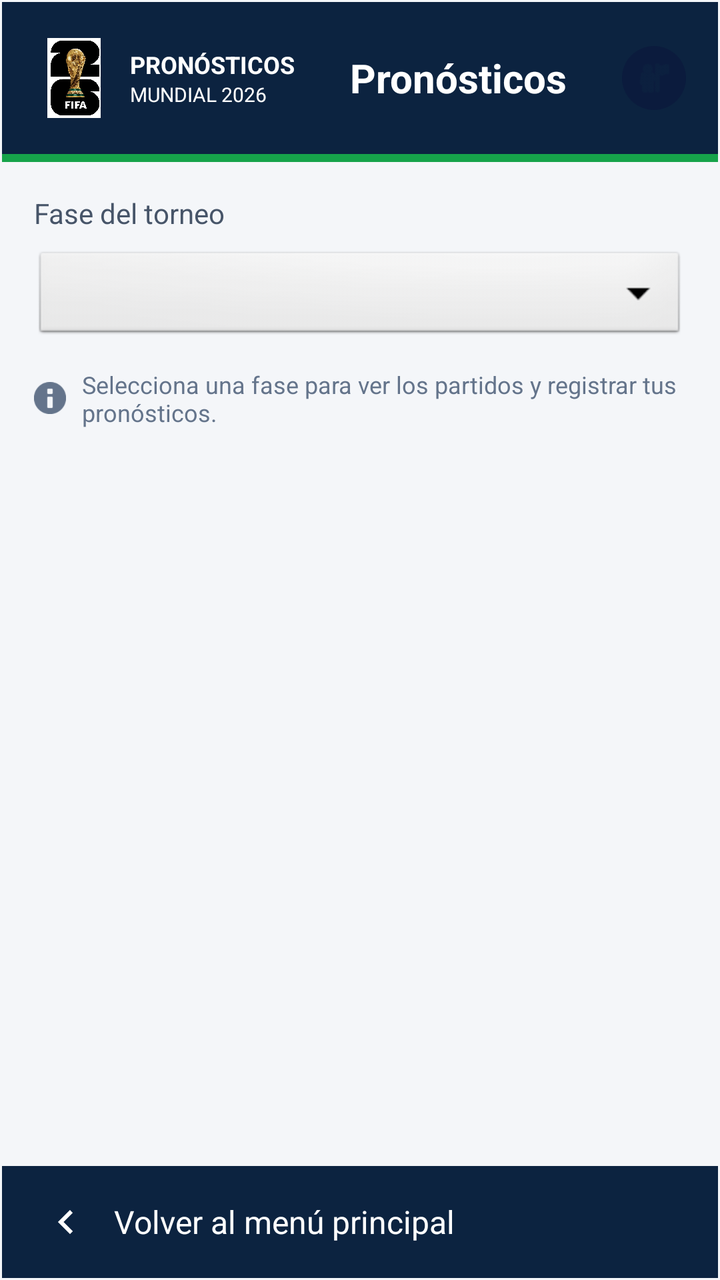
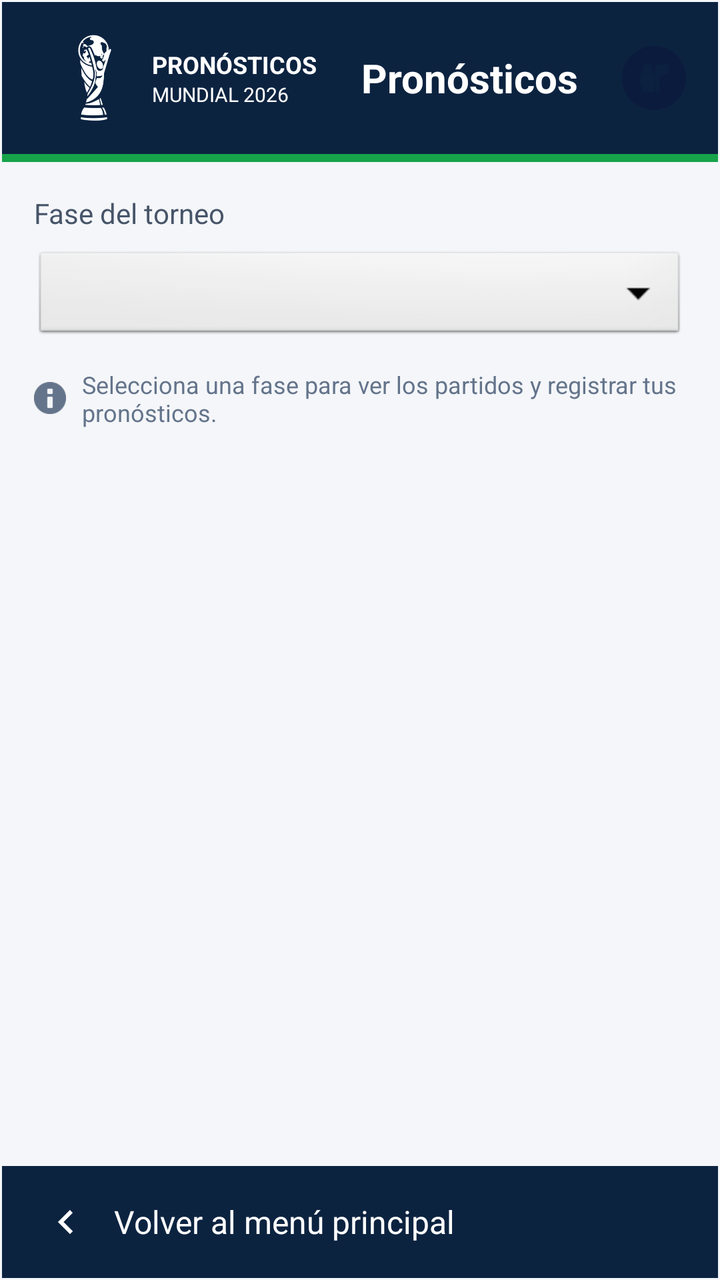

An Android layout rendered at two revisions. The XML below is the earlier revision; the diff shows what the commit changed to produce the second picture.
<!-- AndroidManifest.xml: application theme Theme.POO4_2P_GUERRERO_MARQUEZ_PALAGUACHI -->
<!-- res/layout/activity_pronosticos.xml -->
<?xml version="1.0" encoding="utf-8"?>
<androidx.constraintlayout.widget.ConstraintLayout xmlns:android="http://schemas.android.com/apk/res/android"
    xmlns:app="http://schemas.android.com/apk/res-auto"
    xmlns:tools="http://schemas.android.com/tools"
    android:id="@+id/main"
    android:layout_width="match_parent"
    android:layout_height="match_parent"
    android:background="#F4F6F9"
    tools:context=".PronosticosActivity">

    <LinearLayout
        android:layout_width="0dp"
        android:layout_height="0dp"
        android:layout_marginStart="1dp"
        android:layout_marginTop="1dp"
        android:layout_marginEnd="1dp"
        android:layout_marginBottom="1dp"
        android:orientation="vertical"
        app:layout_constraintBottom_toBottomOf="parent"
        app:layout_constraintEnd_toEndOf="parent"
        app:layout_constraintStart_toStartOf="parent"
        app:layout_constraintTop_toTopOf="parent">

        <LinearLayout
            android:layout_width="match_parent"
            android:layout_height="76dp"
            android:background="#0C2340"
            android:gravity="center_vertical"
            android:orientation="horizontal"
            android:paddingHorizontal="16dp">

            <ImageView
                android:layout_width="40dp"
                android:layout_height="40dp"
                android:src="@drawable/logo_mundial_2026" />

            <LinearLayout
                android:layout_width="wrap_content"
                android:layout_height="wrap_content"
                android:layout_marginStart="8dp"
                android:orientation="vertical">

                <TextView
                    android:layout_width="wrap_content"
                    android:layout_height="wrap_content"
                    android:text="PRONÓSTICOS"
                    android:textColor="#FFFFFF"
                    android:textSize="12sp"
                    android:textStyle="bold" />
                <TextView
                    android:layout_width="wrap_content"
                    android:layout_height="wrap_content"
                    android:text="MUNDIAL 2026"
                    android:textColor="#FFFFFF"
                    android:textSize="10sp" />
            </LinearLayout>

            <TextView
                android:layout_width="0dp"
                android:layout_height="wrap_content"
                android:layout_weight="1"
                android:gravity="center"
                android:text="Pronósticos"
                android:textColor="#FFFFFF"
                android:textSize="20sp"
                android:textStyle="bold" />

            <ImageView
                android:layout_width="32dp"
                android:layout_height="32dp"
                android:background="@drawable/shape_circle_avatar"
                android:padding="6dp"
                android:src="@android:drawable/ic_menu_myplaces"
                app:tint="#0C2340" />
        </LinearLayout>

        <View
            android:layout_width="match_parent"
            android:layout_height="4dp"
            android:background="#16A34A" />

        <LinearLayout
            android:layout_width="match_parent"
            android:layout_height="wrap_content"
            android:orientation="vertical"
            android:padding="16dp">

            <TextView
                android:layout_width="wrap_content"
                android:layout_height="wrap_content"
                android:layout_marginBottom="8dp"
                android:text="Fase del torneo"
                android:textColor="#475569"
                android:textSize="14sp" />

            <Spinner
                android:id="@+id/spFaseTorneo"
                android:layout_width="match_parent"
                android:layout_height="48dp"
                android:background="@android:drawable/btn_dropdown"
                android:elevation="1dp" />

            <LinearLayout
                android:layout_width="match_parent"
                android:layout_height="wrap_content"
                android:layout_marginTop="12dp"
                android:gravity="center_vertical"
                android:orientation="horizontal">

                <ImageView
                    android:layout_width="16dp"
                    android:layout_height="16dp"
                    android:src="@android:drawable/ic_dialog_info"
                    app:tint="#64748B" />

                <TextView
                    android:layout_width="wrap_content"
                    android:layout_height="wrap_content"
                    android:layout_marginStart="8dp"
                    android:text="Selecciona una fase para ver los partidos y registrar tus pronósticos."
                    android:textColor="#64748B"
                    android:textSize="12sp" />
            </LinearLayout>
        </LinearLayout>

        <ScrollView
            android:layout_width="match_parent"
            android:layout_height="0dp"
            android:layout_weight="1"
            android:fillViewport="true">

            <LinearLayout
                android:id="@+id/contenedorPartidos"
                android:layout_width="match_parent"
                android:layout_height="wrap_content"
                android:orientation="vertical"
                android:paddingHorizontal="16dp"
                android:paddingBottom="60dp">
            </LinearLayout>

        </ScrollView>

        <LinearLayout
            android:layout_width="match_parent"
            android:layout_height="56dp"
            android:background="#0C2340"
            android:clickable="true"
            android:focusable="true"
            android:gravity="center_vertical"
            android:onClick="volverAlMenu"
            android:orientation="horizontal"
            android:paddingHorizontal="20dp">

            <ImageView
                android:layout_width="24dp"
                android:layout_height="24dp"
                android:src="@drawable/ic_flecha_derecha"
                android:rotation="180"
                app:tint="#FFFFFF" />

            <TextView
                android:layout_width="wrap_content"
                android:layout_height="wrap_content"
                android:layout_marginStart="12dp"
                android:text="Volver al menú principal"
                android:textColor="#FFFFFF"
                android:textSize="16sp" />
        </LinearLayout>

    </LinearLayout>
</androidx.constraintlayout.widget.ConstraintLayout>
<!-- resources referenced by this layout -->
<resources>
  <!-- drawable ic_flecha_derecha (drawable) -->
  <vector xmlns:android="http://schemas.android.com/apk/res/android"
      android:width="24dp"
      android:height="24dp"
      android:viewportWidth="24"
      android:viewportHeight="24">
      <path
          android:fillColor="#0C2340"
          android:pathData="M8.59,16.58L13.17,12L8.59,7.41L10,6L16,12L10,18L8.59,16.58Z"/>
  </vector>
  <!-- drawable logo_mundial_2026: jpg bitmap (drawable, 285951 bytes) -->
  <!-- drawable shape_circle_avatar (drawable) -->
  <?xml version="1.0" encoding="utf-8"?>
  <shape xmlns:android="http://schemas.android.com/apk/res/android"
      android:shape="oval">
      <solid android:color="#0B1B3D" />
  </shape>
  <style name="Theme.POO4_2P_GUERRERO_MARQUEZ_PALAGUACHI" parent="Base.Theme.POO4_2P_GUERRERO_MARQUEZ_PALAGUACHI" />
  <style name="Base.Theme.POO4_2P_GUERRERO_MARQUEZ_PALAGUACHI" parent="Theme.Material3.DayNight.NoActionBar">
          
          
      </style>
</resources>

<!-- the commit's change to res/layout/activity_pronosticos.xml (unified diff, before → after) -->
@@ -30,14 +30,13 @@
             android:paddingHorizontal="16dp">
 
             <ImageView
-                android:layout_width="40dp"
-                android:layout_height="40dp"
-                android:src="@drawable/logo_mundial_2026" />
+                android:layout_width="59dp"
+                android:layout_height="50dp"
+                android:src="@drawable/copa_mundial_blanca" />
 
             <LinearLayout
                 android:layout_width="wrap_content"
                 android:layout_height="wrap_content"
-                android:layout_marginStart="8dp"
                 android:orientation="vertical">
 
                 <TextView
@@ -47,6 +46,7 @@
                     android:textColor="#FFFFFF"
                     android:textSize="12sp"
                     android:textStyle="bold" />
+
                 <TextView
                     android:layout_width="wrap_content"
                     android:layout_height="wrap_content"
<!-- resource entries referenced after the edit -->
@@ -1,5 +1,6 @@
 <!-- resources referenced by this layout -->
 <resources>
+  <!-- drawable copa_mundial_blanca: png bitmap (drawable, 53141 bytes) -->
   <!-- drawable ic_flecha_derecha (drawable) -->
   <vector xmlns:android="http://schemas.android.com/apk/res/android"
       android:width="24dp"
@@ -10,7 +11,6 @@
           android:fillColor="#0C2340"
           android:pathData="M8.59,16.58L13.17,12L8.59,7.41L10,6L16,12L10,18L8.59,16.58Z"/>
   </vector>
-  <!-- drawable logo_mundial_2026: jpg bitmap (drawable, 285951 bytes) -->
   <!-- drawable shape_circle_avatar (drawable) -->
   <?xml version="1.0" encoding="utf-8"?>
   <shape xmlns:android="http://schemas.android.com/apk/res/android"
